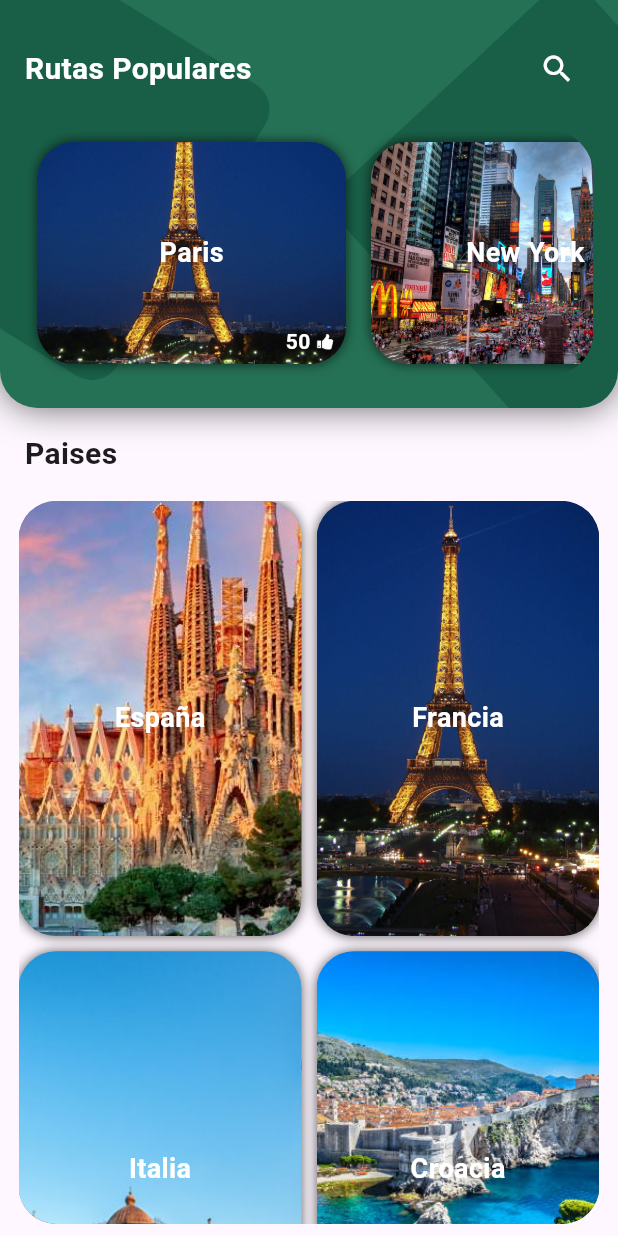
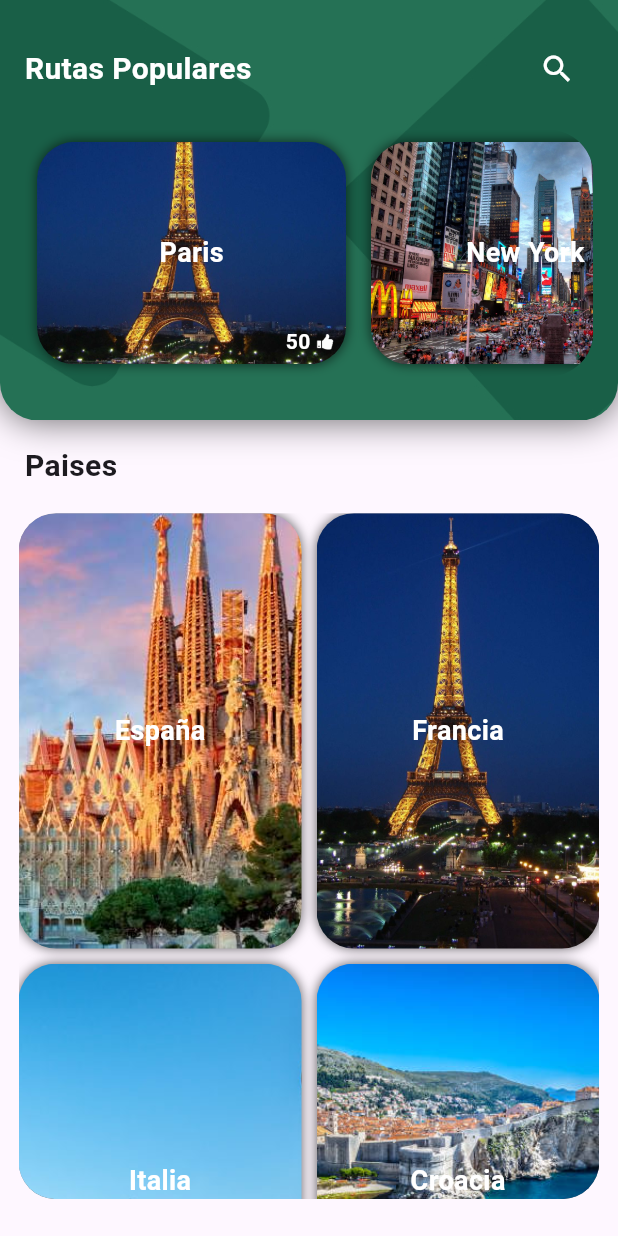
Before and after one commit to LorenzoDalmaau/NomadWorld_Front-end_Flutter, a Flutter app: the HomeScreen screen opened by its route, on a phone screen of 412 x 824 dp. Run offline on Flutter 3.47's test engine with Material 2 defaults, Android fonts, the light colour scheme and no system bars; our stand-ins replace carousel_slider, get.

Commit message:
HomeSizeFixed

```diff
--- a/lib/ui/screens/HomeScreen/home_screen.dart
+++ b/lib/ui/screens/HomeScreen/home_screen.dart
@@ -34,7 +34,7 @@ class _HomeScreenState extends State<HomeScreen> {
         children: [
           Container(
             width: double.infinity,
-            height: MediaQuery.of(context).size.height * 0.33,
+            height: MediaQuery.of(context).size.height * 0.34,
             decoration: const BoxDecoration(
               boxShadow: [
                 BoxShadow(
@@ -124,7 +124,7 @@ class _HomeScreenState extends State<HomeScreen> {
           ),
 
           Container(
-              height: MediaQuery.of(context).size.height * 0.59,
+              height: MediaQuery.of(context).size.height * 0.56,
               child: FutureBuilder<List<Country>>(
                 future: widget.country_list,
                 builder: (context, snapshot) {
```
Also changed, not shown: lib/ui/screens/CreateLocation/create_location.dart (+3 -14 lines), lib/generated/assets.dart (deleted).
